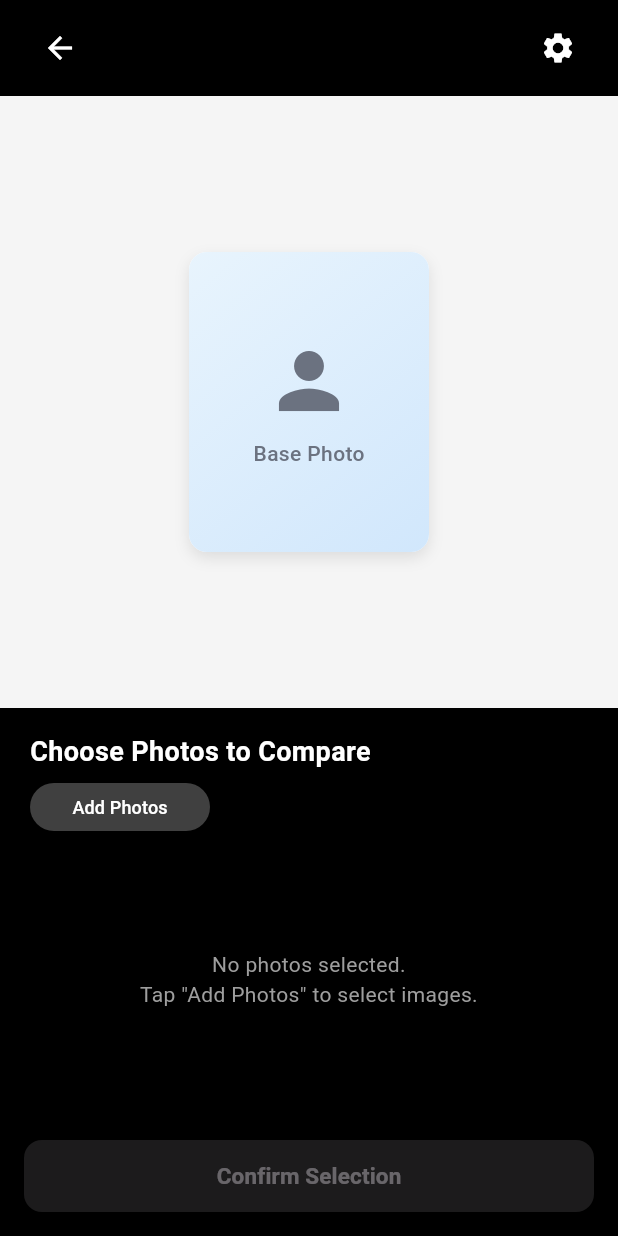
After one commit to rumor1993/flutter-boilerplate, a Flutter app: the PhotoComparisonScreen screen opened directly, on a phone screen of 412 x 824 dp. The commit adds this screen. Run offline on Flutter 3.47's test engine with Material 3 defaults, Android fonts, the phone set to English and light mode, and no system bars; our stand-ins replace dio, flutter_riverpod, flutter_secure_storage, freezed_annotation, go_router, google_fonts and 4 more; accounts and stored records are empty; generated files the repository leaves out were written again.

Commit message:
홈 화면 처리

```diff
--- /dev/null
+++ b/lib/photo_comparison/view/photo_comparison_screen.dart
@@ -0,0 +1,359 @@
+import 'package:flutter/material.dart';
+import 'package:flutter_riverpod/flutter_riverpod.dart';
+import 'package:photo_app/common/provider/photo_provider.dart';
+
+final selectedPhotosProvider =
+    StateNotifierProvider<SelectedPhotosNotifier, List<int>>((ref) {
+  return SelectedPhotosNotifier();
+});
+
+class SelectedPhotosNotifier extends StateNotifier<List<int>> {
+  SelectedPhotosNotifier() : super([]);
+
+  void toggleSelection(int index) {
+    if (state.contains(index)) {
+      state = state.where((i) => i != index).toList();
+    } else {
+      state = [...state, index];
+    }
+  }
+
+  void clearSelection() {
+    state = [];
+  }
+}
+
+class PhotoComparisonScreen extends ConsumerWidget {
+  const PhotoComparisonScreen({super.key});
+
+  @override
+  Widget build(BuildContext context, WidgetRef ref) {
+    final selectedPhotos = ref.watch(selectedPhotosProvider);
+    final photoState = ref.watch(photoProvider);
+
+    return Scaffold(
+      backgroundColor: Colors.black,
+      body: SafeArea(
+        child: Column(
+          children: [
+            // Header Section
+            Container(
+              color: Colors.black,
+              child: Padding(
+                padding: const EdgeInsets.symmetric(
+                  horizontal: 16.0,
+                  vertical: 8.0,
+                ),
+                child: Row(
+                  mainAxisAlignment: MainAxisAlignment.spaceBetween,
+                  children: [
+                    IconButton(
+                      icon: const Icon(Icons.arrow_back, color: Colors.white),
+                      onPressed: () => Navigator.pop(context),
+                    ),
+                    IconButton(
+                      icon: const Icon(Icons.settings, color: Colors.white),
+                      onPressed: () {},
+                    ),
+                  ],
+                ),
+              ),
+            ),
+
+            // Main Photo Display
+            Expanded(
+              flex: 3,
+              child: Container(
+                width: double.infinity,
+                color: const Color(0xFFF5F5F5),
+                child: Center(
+                  child: Container(
+                    width: 160,
+                    height: 200,
+                    margin: const EdgeInsets.all(16),
+                    decoration: BoxDecoration(
+                      color: Colors.white,
+                      borderRadius: BorderRadius.circular(12),
+                      boxShadow: [
+                        BoxShadow(
+                          color: Colors.black.withValues(alpha: 0.1),
+                          blurRadius: 8,
+                          offset: const Offset(0, 4),
+                        ),
+                      ],
+                    ),
+                    child: ClipRRect(
+                      borderRadius: BorderRadius.circular(12),
+                      child: photoState.basePhoto != null
+                          ? Image.file(
+                              photoState.basePhoto!,
+                              fit: BoxFit.cover,
+                              width: double.infinity,
+                              height: double.infinity,
+                            )
+                          : Container(
+                              decoration: const BoxDecoration(
+                                gradient: LinearGradient(
+                                  begin: Alignment.topLeft,
+                                  end: Alignment.bottomRight,
+                                  colors: [Color(0xFFE8F4FD), Color(0xFFD1E7FC)],
+                                ),
+                              ),
+                              child: const Center(
+                                child: Column(
+                                  mainAxisAlignment: MainAxisAlignment.center,
+                                  children: [
+                                    Icon(
+                                      Icons.person,
+                                      size: 60,
+                                      color: Color(0xFF6B7280),
+                                    ),
+                                    SizedBox(height: 8),
+                                    Text(
+                                      'Base Photo',
+                                      style: TextStyle(
+                                        fontSize: 14,
+                                        fontWeight: FontWeight.w500,
+                                        color: Color(0xFF6B7280),
+                                      ),
+                                    ),
+                                  ],
+                                ),
+                              ),
+                            ),
+                    ),
+                  ),
+                ),
+              ),
+            ),
+
+            // Selection Section
+            Expanded(
+              flex: 2,
+              child: Container(
+                color: Colors.black,
+                child: Column(
+                  crossAxisAlignment: CrossAxisAlignment.start,
+                  children: [
+                    const Padding(
+                      padding: EdgeInsets.fromLTRB(20.0, 16.0, 20.0, 8.0),
+                      child: Text(
+                        'Choose Photos to Compare',
+                        style: TextStyle(
+                          fontSize: 18,
+                          fontWeight: FontWeight.w600,
+                          color: Colors.white,
+                        ),
+                      ),
+                    ),
+
+                    // Add Photos Button
+                    Padding(
+                      padding: const EdgeInsets.symmetric(horizontal: 20.0),
+                      child: SizedBox(
+                        width: 120,
+                        height: 32,
+                        child: ElevatedButton(
+                          onPressed: () async {
+                            await ref.read(photoProvider.notifier).addMultipleComparisonPhotos();
+                          },
+                          style: ElevatedButton.styleFrom(
+                            backgroundColor: const Color(0xFF404040),
+                            foregroundColor: Colors.white,
+                            shape: RoundedRectangleBorder(
+                              borderRadius: BorderRadius.circular(16),
+                            ),
+                            elevation: 0,
+                          ),
+                          child: const Text(
+                            'Add Photos',
+                            style: TextStyle(fontSize: 12),
+                          ),
+                        ),
+                      ),
+                    ),
+
+                    const SizedBox(height: 8),
+
+                    // Photo Grid
+                    Expanded(
+                      child: Padding(
+                        padding: const EdgeInsets.symmetric(horizontal: 20.0),
+                        child: photoState.comparisonPhotos.isEmpty
+                            ? const Center(
+                                child: Text(
+                                  'No photos selected.\nTap "Add Photos" to select images.',
+                                  textAlign: TextAlign.center,
+                                  style: TextStyle(
+                                    fontSize: 14,
+                                    color: Colors.grey,
+                                  ),
+                                ),
+                              )
+                            : ListView.builder(
+                                scrollDirection: Axis.horizontal,
+                                itemCount: photoState.comparisonPhotos.length,
+                                itemBuilder: (context, index) {
+                                  final isSelected = selectedPhotos.contains(index);
+                                  return GestureDetector(
+                                    onTap: () {
+                                      ref
+                                          .read(selectedPhotosProvider.notifier)
+                                          .toggleSelection(index);
+                                    },
+                                    child: Container(
+                                      width: 90,
+                                      margin: const EdgeInsets.only(right: 12),
+                                      child: Column(
+                                        children: [
+                                          Container(
+                                            height: 60,
+                                            width: 90,
+                                            decoration: BoxDecoration(
+                                              borderRadius: BorderRadius.circular(12),
+                                              border: isSelected
+                                                  ? Border.all(
+                                                      color: Colors.blue,
+                                                      width: 2,
+                                                    )
+                                                  : null,
+                                              boxShadow: [
+                                                BoxShadow(
+                                                  color: Colors.black.withValues(
+                                                    alpha: 0.2,
+                                                  ),
+                                                  blurRadius: 4,
+                                                  offset: const Offset(0, 2),
+                                                ),
+                                              ],
+                                            ),
+                                            child: ClipRRect(
+                                              borderRadius: BorderRadius.circular(12),
+                                              child: Stack(
+                                                children: [
+                                                  Image.file(
+                                                    photoState.comparisonPhotos[index],
+                                                    fit: BoxFit.cover,
+                                                    width: double.infinity,
+                                                    height: double.infinity,
+                                                  ),
+                                                  if (isSelected)
+                                                    Positioned(
+                                                      top: 4,
+                                                      right: 4,
+                                                      child: Container(
+                                                        width: 16,
+                                                        height: 16,
+                                                        decoration:
+                                                            const BoxDecoration(
+                                                          color: Colors.blue,
+                                                          shape: BoxShape.circle,
+                                                        ),
+                                                        child: const Icon(
+                                                          Icons.check,
+                                                          size: 10,
+                                                          color: Colors.white,
+                                                        ),
+                                                      ),
+                                                    ),
+                                                  // Remove button
+                                                  Positioned(
+                                                    top: 4,
+                                                    left: 4,
+                                                    child: GestureDetector(
+                                                      onTap: () {
+                                                        ref.read(photoProvider.notifier).removeComparisonPhoto(index);
+                                                        // Also remove from selection if it was selected
+                                                        if (selectedPhotos.contains(index)) {
+                                                          ref.read(selectedPhotosProvider.notifier).toggleSelection(index);
+                                                        }
+                                                      },
+                                                      child: Container(
+                                                        width: 16,
+                                                        height: 16,
+                                                        decoration: const BoxDecoration(
+                                                          color: Colors.red,
+                                                          shape: BoxShape.circle,
+                                                        ),
+                                                        child: const Icon(
+                                                          Icons.close,
+                                                          size: 10,
+                                                          color: Colors.white,
+                                                        ),
+                                                      ),
+                                                    ),
+                                                  ),
+                                                ],
+                                              ),
+                                            ),
+                                          ),
+                                          const SizedBox(height: 4),
+                                          Text(
+                                            'Image ${index + 1}',
+                                            style: const TextStyle(
+                                              fontSize: 10,
+                                              color: Colors.white,
+                                            ),
+                                          ),
+                                        ],
+                                      ),
+                                    ),
+                                  );
+                                },
+                              ),
+                      ),
+                    ),
+                  ],
+                ),
+              ),
+            ),
+
+            // Bottom Action Button
+            Container(
+              color: Colors.black,
+              padding: const EdgeInsets.all(16.0),
+              child: SizedBox(
+                width: double.infinity,
+                height: 48,
+                child: ElevatedButton(
+                  onPressed: selectedPhotos.isNotEmpty
+                      ? () {
+                          // Navigate to next screen or process selection
+                          ScaffoldMessenger.of(context).showSnackBar(
+                            SnackBar(
+                              content: Text(
+                                'Selected ${selectedPhotos.length} photos for comparison',
+                              ),
+                              backgroundColor: Colors.green,
+                            ),
+                          );
+                        }
+                      : null,
+                  style: ElevatedButton.styleFrom(
+                    backgroundColor: selectedPhotos.isNotEmpty
+                        ? const Color(0xFF1A1A1A)
+                        : Colors.grey[800],
+                    foregroundColor: Colors.white,
+                    shape: RoundedRectangleBorder(
+                      borderRadius: BorderRadius.circular(12),
+                    ),
+                    elevation: 4,
+                  ),
+                  child: Text(
+                    selectedPhotos.isNotEmpty
+                        ? 'Confirm Selection (${selectedPhotos.length})'
+                        : 'Confirm Selection',
+                    style: const TextStyle(
+                      fontSize: 15,
+                      fontWeight: FontWeight.w600,
+                    ),
+                  ),
+                ),
+              ),
+            ),
+          ],
+        ),
+      ),
+    );
+  }
+}
--- a/pubspec.yaml
+++ b/pubspec.yaml
@@ -42,10 +42,11 @@ dependencies:
   freezed_annotation: ^2.4.4
   google_sign_in: ^6.2.2
   go_router: ^14.8.1
-  model_viewer_plus: ^1.9.3
   google_fonts: ^6.2.1
   material_symbols_icons: ^4.2815.1
   photo_view: ^0.15.0
+  image_picker: ^1.0.7
+  permission_handler: ^11.3.0
 
 dev_dependencies:
   flutter_test:
```
Also changed, not shown: lib/common/provider/photo_provider.dart (added, +104 -0 lines), lib/home/view/home_screen.dart (+47 -10 lines), lib/photos/view/photos_screen.dart (added, +34 -0 lines), lib/profile/view/profile_screen.dart (added, +34 -0 lines), pubspec.lock, 8 other files.
